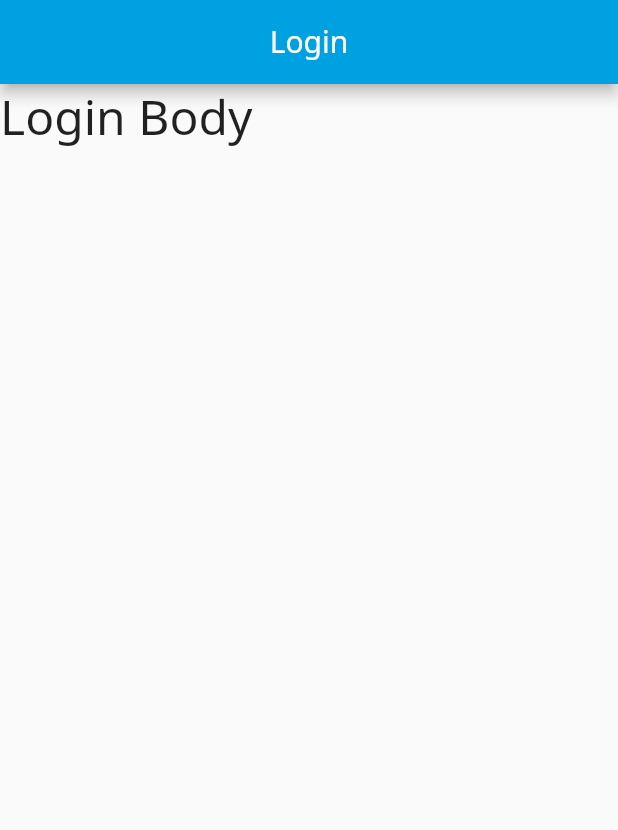
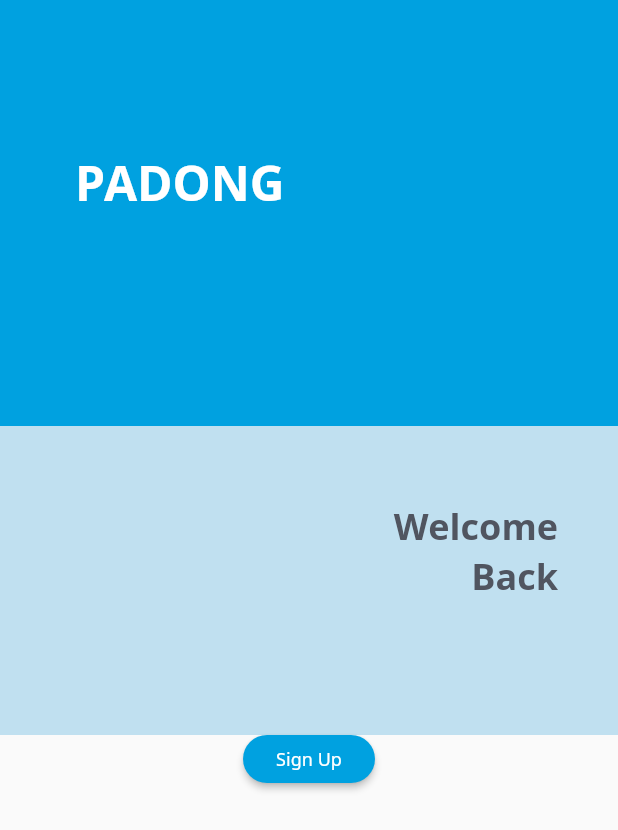
Before and after one commit to padong4284/padong-app, a Flutter app: the screen it shows after launch, on a phone screen of 412 x 824 dp. Shown: the top 830 px of the screen. Run offline on Flutter 3.47's test engine with Material 2 defaults, Android fonts, the phone set to English and light mode, and no system bars.

Commit message:
feat: Compose button wiget

```diff
--- /dev/null
+++ b/lib/ui/shared/button_properties.dart
@@ -0,0 +1,15 @@
+class ButtonProperties {
+
+  double height;
+  double width;
+  double padding;
+  double fontSize;
+  double roundedEdge;
+
+  ButtonProperties({ double height, double width, double padding = 0, double fontSize }) {
+    this.height = height;
+    this.width = width;
+    this.padding = padding;
+    this.fontSize = fontSize;
+  }
+}
--- /dev/null
+++ b/lib/ui/shared/types.dart
@@ -0,0 +1,12 @@
+enum ButtonType {
+  ROUNDED,
+  STADIUM,
+  CIRCLE
+}
+
+enum ButtonSize {
+  GIANT,
+  LARGE,
+  REGULAR,
+  SMALL,
+}
--- a/lib/ui/views/login_view.dart
+++ b/lib/ui/views/login_view.dart
@@ -1,5 +1,8 @@
 import 'package:flutter/material.dart';
 import '../theme/app_theme.dart';
+import '../widgets/button.dart';
+import '../theme/app_theme.dart';
+import '../shared/types.dart';
 
 class LoginView extends StatefulWidget {
   @override
@@ -10,13 +13,46 @@ class _LoginViewState extends State<LoginView> {
   @override
   Widget build(BuildContext context) {
     return Scaffold(
-      appBar: AppBar(
-        title: Center(child: Text('Login'))
-      ),
       body: Container(
-        child: Text('Login Body',
-            style: TextStyle(fontSize: AppTheme.fontSizes.giant),
-),
+        child: Column(
+          children: [
+              Container(
+                color: AppTheme.colors.primary,
+                child: Container(
+                  alignment: Alignment.centerLeft,
+                  margin: const EdgeInsets.only(top: 100.0, bottom: 140.0, left: 50.0),
+                  child: Text('PADONG', style: TextStyle(fontSize: AppTheme.fontSizes.giant, fontWeight: FontWeight.bold, color: AppTheme.colors.base)),
+                )
+              ),
+              Container(
+                color: AppTheme.colors.semiPrimary,
+                width: double.infinity,
+                child: Container(
+                  padding: EdgeInsets.only(top: 50.0, bottom: 90.0, right: 40.0),
+                  child: Column(
+                    children: [
+                      Container(
+                        alignment: Alignment.centerRight,
+                        width: double.infinity,
+                        child: Text('Welcome', style: TextStyle(fontSize: AppTheme.fontSizes.xlarge, fontWeight: FontWeight.bold, color: AppTheme.colors.support))
+                      ),
+                      Container(
+                        alignment: Alignment.centerRight,
+                        width: double.infinity,
+                        child: Text('Back', style: TextStyle(fontSize: AppTheme.fontSizes.xlarge, fontWeight: FontWeight.bold, color: AppTheme.colors.support)),
+                      )
+                    ]
+                  )
+                )
+              ),
+              Button(
+                  title: 'Sign Up',
+                  color: AppTheme.colors.primary,
+                  type: ButtonType.STADIUM,
+                  buttonSize: ButtonSize.SMALL,
+              )
+          ]
+        ),
       )
     );
   }
--- /dev/null
+++ b/lib/ui/widgets/button.dart
@@ -0,0 +1,87 @@
+import 'package:flutter/material.dart';
+import '../theme/app_theme.dart';
+import '../shared/types.dart';
+import '../shared/button_properties.dart';
+
+class Button extends StatelessWidget {
+
+  String title;
+  Color color;
+  Color borderColor;
+  ButtonType type; // ROUNDED, STADIUM, CIRCLE
+  IconData icon;
+  ButtonSize buttonSize; //  GIANT, LARGE, REGULAR, SMALL
+
+  Button({ String title, @required ButtonSize buttonSize, Color color, Color borderColor, ButtonType type, IconData icon }) {
+    this.title = title;
+    this.color = color ?? AppTheme.colors.primary;
+    this.borderColor = borderColor;
+    this.type = type ?? ButtonType.STADIUM;
+    this.buttonSize = buttonSize;
+    this.icon = icon;
+  }
+
+  final buttonSizes = {
+    "ButtonSize.GIANT": ButtonProperties(
+      height: 52.0,
+      width: double.infinity,
+      fontSize: 16.0,
+    ),
+    "ButtonSize.LARGE": ButtonProperties(
+      height: 44.0,
+      width: 77.0,
+      padding: 13.0,
+      fontSize: 14.0,
+    ),
+    "ButtonSize.REGULAR": ButtonProperties(
+      height: 36.0,
+      width: 72.0,
+      padding: 12.0,
+      fontSize: 13.0
+    ),
+    "ButtonSize.SMALL": ButtonProperties(
+      height: 32.0,
+      width: 67.0,
+      padding: 12.0,
+      fontSize: 12.0,
+    )
+  };
+
+  Widget build(BuildContext context) {
+    ButtonProperties buttonProperty = buttonSizes[this.buttonSize.toString()];
+    return ConstrainedBox(
+        constraints: BoxConstraints(
+          minWidth: buttonProperty.width,
+          minHeight: buttonProperty.height,
+          maxHeight: buttonProperty.height
+        ),
+        child: RaisedButton(
+            color: this.color,
+            shape: defineShape(context),
+            padding: EdgeInsets.only(left: buttonProperty.padding, right: buttonProperty.padding),
+            child: Column(
+                mainAxisAlignment: MainAxisAlignment.center,
+                crossAxisAlignment: CrossAxisAlignment.center,
+                children: [
+                  this.icon == null ? null : Icon(this.icon),
+                  this.title == null ? null : Text(this.title, textAlign: TextAlign.center, style: TextStyle(height: 1.25, color: this.borderColor ?? AppTheme.colors.base, letterSpacing: 0.025, fontSize: buttonProperty.fontSize)),
+                ].where((element) => element != null).toList()
+            ),
+            onPressed: () {
+              print("clicked");
+            }
+        ),
+      );
+  }
+
+  ShapeBorder defineShape(BuildContext context) {
+    BorderSide borderSide = this.borderColor == null ? BorderSide.none : BorderSide(color: this.borderColor);
+    if (this.type == ButtonType.STADIUM) {
+      return StadiumBorder(side: borderSide);
+    } else if (this.type == ButtonType.CIRCLE) {
+      return CircleBorder(side: borderSide);
+    } else {
+      return RoundedRectangleBorder(borderRadius: BorderRadius.circular(13), side: borderSide);
+    }
+  }
+}
```
Also changed, not shown: lib/ui/shared/empty.dart (deleted), lib/ui/widgets/empty.dart (deleted).
